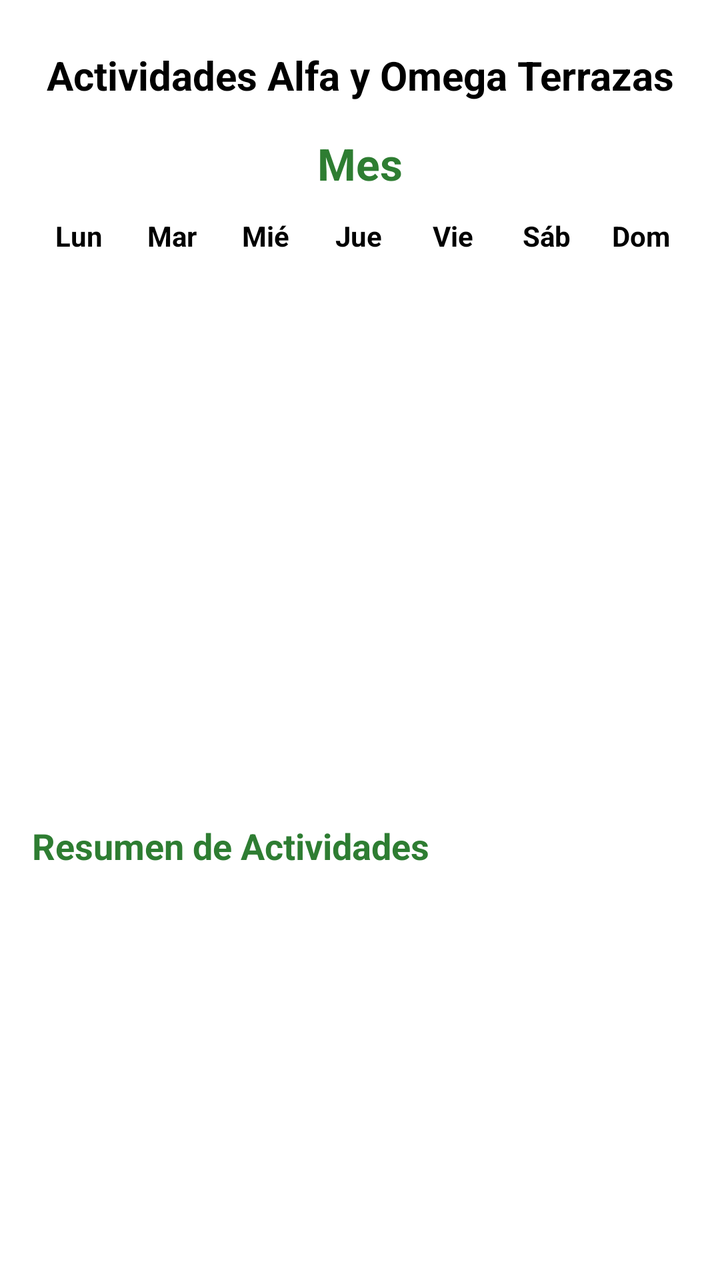
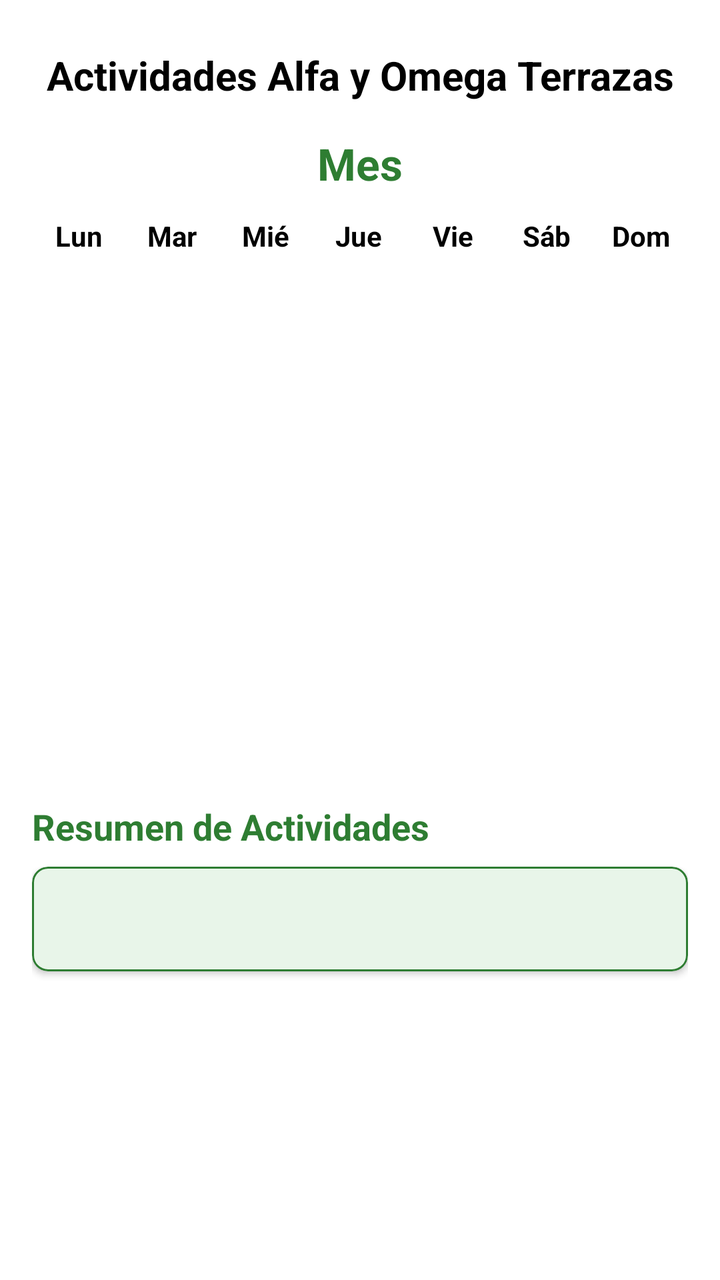

Two renders of the same Android screen: before a commit and after it. Below are the layout's source before the change and the commit's diff.
<!-- AndroidManifest.xml: application theme Theme.AyOTerrazasACT -->
<!-- res/layout/activity_main.xml -->
<?xml version="1.0" encoding="utf-8"?>
<LinearLayout xmlns:android="http://schemas.android.com/apk/res/android"
    android:layout_width="match_parent"
    android:layout_height="match_parent"
    android:orientation="vertical"
    android:background="@color/blanco_fondo"
    android:padding="16dp">

    <TextView
        android:layout_width="match_parent"
        android:layout_height="wrap_content"
        android:text="Actividades Alfa y Omega Terrazas"
        android:textColor="@color/negro_contraste"
        android:textSize="20sp"
        android:textStyle="bold"
        android:gravity="center"
        android:layout_marginTop="8dp"
        android:layout_marginBottom="16dp"/>

    <TextView
        android:id="@+id/tvMes"
        android:layout_width="match_parent"
        android:layout_height="wrap_content"
        android:text="Mes"
        android:textColor="@color/verde_oscuro"
        android:textSize="22sp"
        android:textStyle="bold"
        android:gravity="center"
        android:layout_marginBottom="12dp"/>

    <LinearLayout
        android:layout_width="match_parent"
        android:layout_height="wrap_content"
        android:orientation="horizontal"
        android:layout_marginBottom="4dp">
        <TextView android:layout_width="0dp" android:layout_height="wrap_content" android:layout_weight="1" android:text="Lun" android:textColor="@color/negro_contraste" android:textStyle="bold" android:gravity="center"/>
        <TextView android:layout_width="0dp" android:layout_height="wrap_content" android:layout_weight="1" android:text="Mar" android:textColor="@color/negro_contraste" android:textStyle="bold" android:gravity="center"/>
        <TextView android:layout_width="0dp" android:layout_height="wrap_content" android:layout_weight="1" android:text="Mié" android:textColor="@color/negro_contraste" android:textStyle="bold" android:gravity="center"/>
        <TextView android:layout_width="0dp" android:layout_height="wrap_content" android:layout_weight="1" android:text="Jue" android:textColor="@color/negro_contraste" android:textStyle="bold" android:gravity="center"/>
        <TextView android:layout_width="0dp" android:layout_height="wrap_content" android:layout_weight="1" android:text="Vie" android:textColor="@color/negro_contraste" android:textStyle="bold" android:gravity="center"/>
        <TextView android:layout_width="0dp" android:layout_height="wrap_content" android:layout_weight="1" android:text="Sáb" android:textColor="@color/negro_contraste" android:textStyle="bold" android:gravity="center"/>
        <TextView android:layout_width="0dp" android:layout_height="wrap_content" android:layout_weight="1" android:text="Dom" android:textColor="@color/negro_contraste" android:textStyle="bold" android:gravity="center"/>
    </LinearLayout>

    <androidx.recyclerview.widget.RecyclerView
        android:id="@+id/recyclerViewCalendario"
        android:layout_width="match_parent"
        android:layout_height="0dp"
        android:layout_weight="1.2" />

    <TextView
        android:layout_width="match_parent"
        android:layout_height="wrap_content"
        android:text="Resumen de Actividades"
        android:textColor="@color/verde_oscuro"
        android:textSize="18sp"
        android:textStyle="bold"
        android:layout_marginTop="8dp"
        android:layout_marginBottom="8dp"/>

    <androidx.recyclerview.widget.RecyclerView
        android:id="@+id/recyclerViewResumen"
        android:layout_width="match_parent"
        android:layout_height="0dp"
        android:layout_weight="0.8" />
</LinearLayout>
<!-- resources referenced by this layout -->
<resources>
  <color name="blanco_fondo">#FFFFFF</color>
  <color name="negro_contraste">#000000</color>
  <color name="verde_oscuro">#2E7D32</color>
  <style name="Theme.AyOTerrazasACT" parent="Theme.Material3.Light.NoActionBar">
          <item name="colorPrimary">@color/verde_oscuro</item>
          <item name="android:windowBackground">@color/blanco_fondo</item>
          <item name="android:statusBarColor">@color/blanco_fondo</item>
          <item name="android:windowLightStatusBar">true</item>
      </style>
</resources>

<!-- the commit's change to res/layout/activity_main.xml (unified diff, before → after) -->
@@ -58,9 +58,32 @@
         android:layout_marginTop="8dp"
         android:layout_marginBottom="8dp"/>
 
-    <androidx.recyclerview.widget.RecyclerView
-        android:id="@+id/recyclerViewResumen"
+    
+    <ScrollView
         android:layout_width="match_parent"
         android:layout_height="0dp"
-        android:layout_weight="0.8" />
+        android:layout_weight="0.8"
+        android:layout_marginBottom="16dp">
+
+        <com.google.android.material.card.MaterialCardView
+            android:layout_width="match_parent"
+            android:layout_height="wrap_content"
+            app:cardBackgroundColor="@color/verde_claro"
+            app:cardCornerRadius="8dp"
+            app:cardElevation="2dp"
+            app:strokeColor="@color/verde_oscuro"
+            app:strokeWidth="1dp"
+            xmlns:app="http://schemas.android.com/apk/res-auto">
+
+            <TextView
+                android:id="@+id/tvResumenCompleto"
+                android:layout_width="match_parent"
+                android:layout_height="wrap_content"
+                android:padding="16dp"
+                android:textColor="@color/negro_contraste"
+                android:textSize="15sp"
+                android:textIsSelectable="true" 
+                android:lineSpacingExtra="4dp"/>
+        </com.google.android.material.card.MaterialCardView>
+    </ScrollView>
 </LinearLayout>
<!-- resource entries referenced after the edit -->
@@ -2,6 +2,7 @@
 <resources>
   <color name="blanco_fondo">#FFFFFF</color>
   <color name="negro_contraste">#000000</color>
+  <color name="verde_claro">#E8F5E9</color>
   <color name="verde_oscuro">#2E7D32</color>
   <style name="Theme.AyOTerrazasACT" parent="Theme.Material3.Light.NoActionBar">
           <item name="colorPrimary">@color/verde_oscuro</item>
